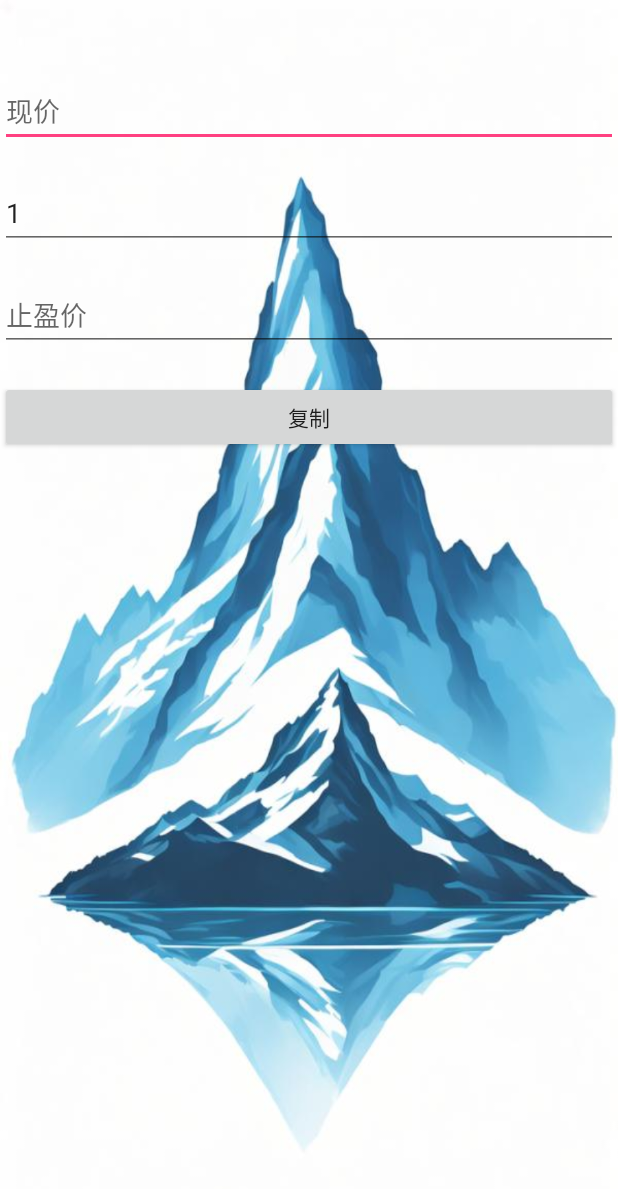
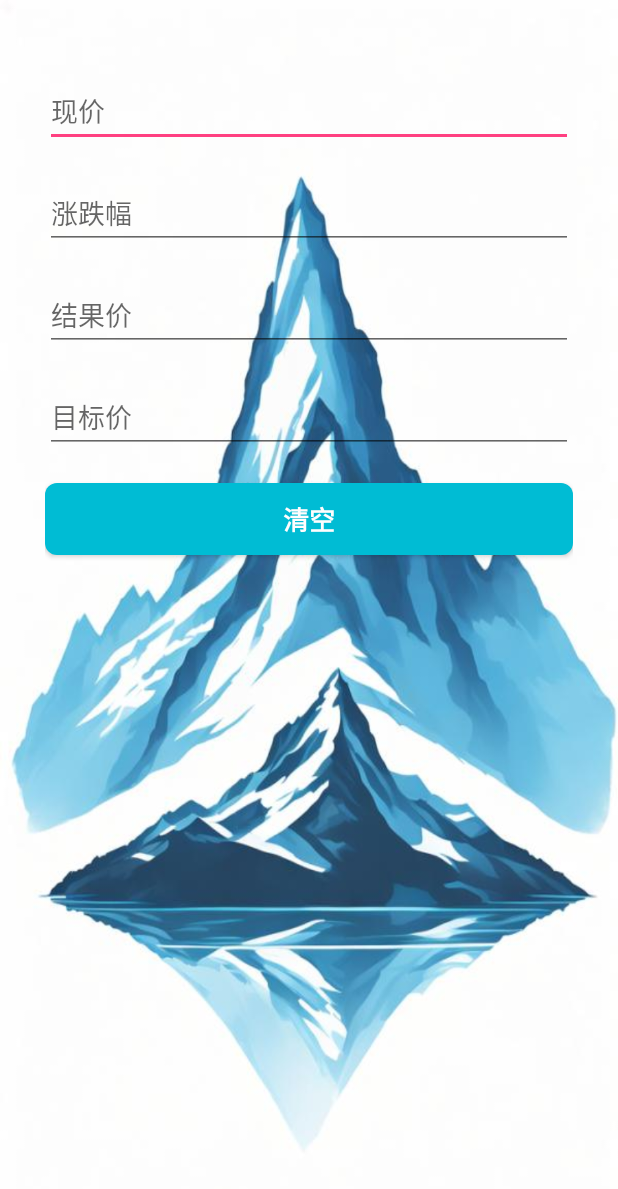
Before and after one commit to longtuxu/StockDemo, an Android app: the screen it shows after launch (MainActivity), on a phone screen of 412 x 824 dp. Shown: the top 1189 px of the screen. Run offline under Robolectric (Android 15) with nearby library versions, the phone set to English and light mode, and no system bars.

Commit message:
增加根据目标价和现价计算涨跌幅的功能，方便设置冲高回落卖出条件单。

```diff
--- /dev/null
+++ b/app/src/main/res/drawable/button_style.xml
@@ -0,0 +1,27 @@
+<?xml version="1.0" encoding="utf-8"?>
+<selector xmlns:android="http://schemas.android.com/apk/res/android">
+    <!-- 按下状态 -->
+    <item android:state_pressed="true">
+        <shape android:shape="rectangle">
+            <solid android:color="#FF9800"/> <!-- 背景色 -->
+            <corners android:radius="8dp"/> <!-- 圆角 -->
+            <padding android:left="10dp" android:right="10dp" android:top="10dp" android:bottom="10dp"/> <!-- 内边距 -->
+        </shape>
+    </item>
+    <!-- 获取焦点状态 -->
+    <item android:state_focused="true">
+        <shape android:shape="rectangle">
+            <solid android:color="#FF9800"/> <!-- 另一种颜色表示聚焦 -->
+            <corners android:radius="8dp"/>
+            <padding android:left="10dp" android:right="10dp" android:top="10dp" android:bottom="10dp"/>
+        </shape>
+    </item>
+    <!-- 默认状态 -->
+    <item>
+        <shape android:shape="rectangle">
+            <solid android:color="#00BCD4"/> <!-- 默认背景色 -->
+            <corners android:radius="8dp"/>
+            <padding android:left="10dp" android:right="10dp" android:top="10dp" android:bottom="10dp"/>
+        </shape>
+    </item>
+</selector>
--- a/app/src/main/res/layout/activity_layout.xml
+++ b/app/src/main/res/layout/activity_layout.xml
@@ -1,8 +1,17 @@
 <?xml version="1.0" encoding="utf-8"?>
-<RelativeLayout xmlns:android="http://schemas.android.com/apk/res/android"
+<LinearLayout xmlns:android="http://schemas.android.com/apk/res/android"
     android:layout_width="match_parent"
     android:layout_height="match_parent"
-    android:background="@mipmap/background">
+    android:orientation="vertical"
+>
+
+    <RelativeLayout
+        android:layout_width="match_parent"
+        android:layout_height="match_parent"
+        android:background="@mipmap/background"
+        android:paddingLeft="30dp"
+        android:paddingRight="30dp"
+        >
 
         <EditText
             android:id="@+id/et_current_price"
@@ -10,7 +19,7 @@
             android:layout_height="wrap_content"
             android:layout_centerHorizontal="true"
             android:layout_marginTop="50dp"
-        android:hint="现价" />
+            android:hint="@string/现价" />
 
         <EditText
             android:id="@+id/et_ratio"
@@ -19,8 +28,7 @@
             android:layout_below="@id/et_current_price"
             android:layout_centerHorizontal="true"
             android:layout_marginTop="20dp"
-        android:hint="涨幅"
-        android:text="1" />
+            android:hint="@string/涨跌幅" />
 
         <EditText
             android:id="@+id/et_result"
@@ -29,14 +37,25 @@
             android:layout_below="@id/et_ratio"
             android:layout_centerHorizontal="true"
             android:layout_marginTop="20dp"
-        android:hint="止盈价" />
+            android:hint="@string/结果价" />
 
-    <Button
-        android:id="@+id/copyButton"
+        <EditText
+            android:id="@+id/et_target_price"
             android:layout_width="match_parent"
             android:layout_height="wrap_content"
             android:layout_below="@id/et_result"
             android:layout_centerHorizontal="true"
             android:layout_marginTop="20dp"
-        android:text="复制" />
+            android:hint="@string/目标价" />
+
+        <Button
+            android:id="@+id/cleanButton"
+            android:layout_width="match_parent"
+            android:layout_height="wrap_content"
+            android:layout_below="@id/et_target_price"
+            android:layout_centerHorizontal="true"
+            android:layout_marginTop="20dp"
+            style="@style/CustomButtonStyle"
+            android:text="@string/清空" />
     </RelativeLayout>
+</LinearLayout>
--- a/app/src/main/res/values/strings.xml
+++ b/app/src/main/res/values/strings.xml
@@ -1,3 +1,8 @@
 <resources>
-    <string name="app_name">股票助手</string>
+    <string name="app_name">算价助手</string>
+    <string name="现价">现价</string>
+    <string name="涨跌幅">涨跌幅</string>
+    <string name="结果价">结果价</string>
+    <string name="目标价">目标价</string>
+    <string name="清空">清空</string>
 </resources>
--- a/app/src/main/res/values/styles.xml
+++ b/app/src/main/res/values/styles.xml
@@ -8,4 +8,12 @@
         <item name="colorAccent">@color/colorAccent</item>
     </style>
 
+    <!--————————————————————————    按钮样式   Start ————————————————————————-->
+    <style name="CustomButtonStyle" parent="Widget.AppCompat.Button">
+        <item name="android:textColor">#FFFDFD</item> <!-- 文本颜色 -->
+        <item name="android:textStyle">bold</item>
+        <item name="android:textSize">17sp</item> <!-- 文本大小 -->
+        <item name="android:background">@drawable/button_style</item> <!-- 刚刚创建的Drawable选择器 -->
+    </style>
+    <!--————————————————————————    按钮样式   END————————————————————————-->
 </resources>
```
Also changed, not shown: app/src/main/java/demo/stock/com/myapplication/MainActivity.java (+131 -74 lines). Lines whose indentation alone changed are shown as unchanged.
